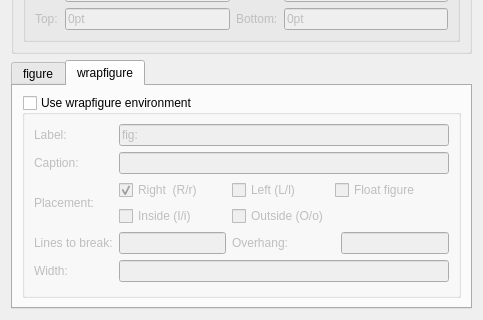
KDE/kile, file src/dialogs/includegraphicsdialog_base.ui: the form before one commit; both pictures show x 0 to 483 and y 306 to 626 of the 483 by 626 pixel window.
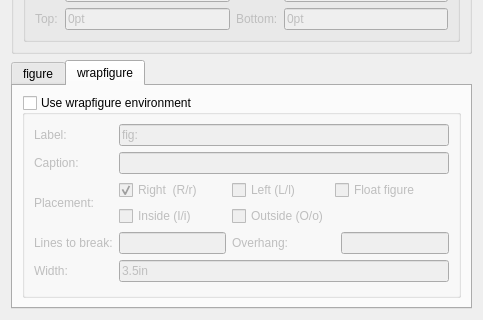
The form after the commit. The open tabs and pages were chosen to show the change. Custom widgets are drawn as their Qt base class.

Commit message:
Made it less likely to generate a wrapfigure environment without a specified width: supplied default width of 3.5 inches and connected the wrapfigure width input to the image width for convenience.
GUI

What changed in the file:
```diff
--- a/src/dialogs/includegraphicsdialog_base.ui
+++ b/src/dialogs/includegraphicsdialog_base.ui
@@ -395,7 +395,11 @@
            </widget>
           </item>
           <item row="7" column="1" colspan="4">
-           <widget class="QLineEdit" name="edit_wrapwidth"/>
+           <widget class="QLineEdit" name="edit_wrapwidth">
+            <property name="text">
+             <string>3.5in</string>
+            </property>
+           </widget>
           </item>
           <item row="1" column="1" colspan="4">
            <widget class="QLineEdit" name="edit_wrapcaption"/>
```
Left out of the diff: 18 changed lines with no effect on the pictures.
